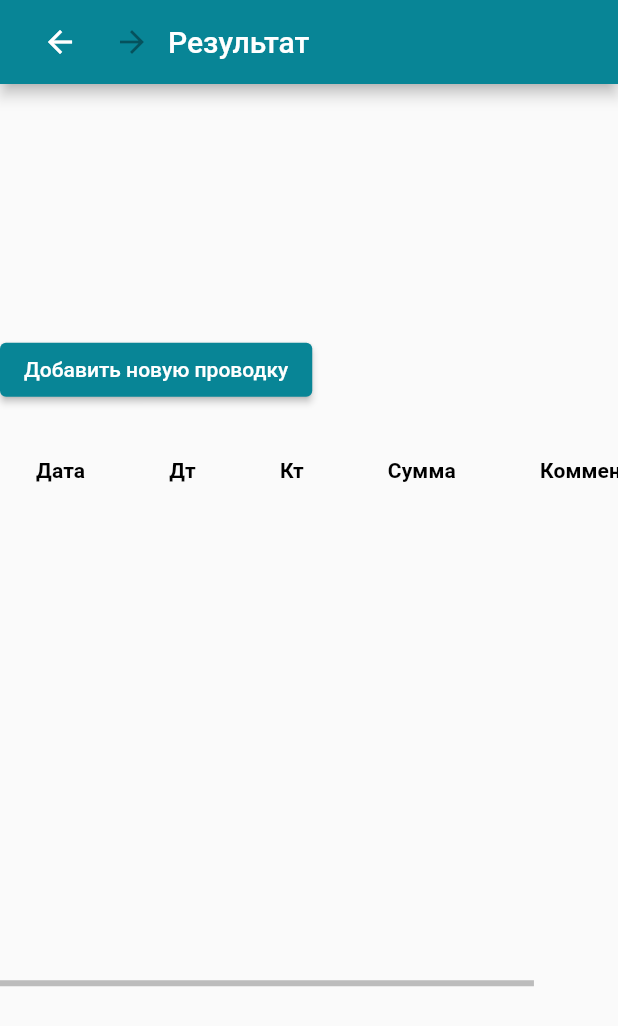
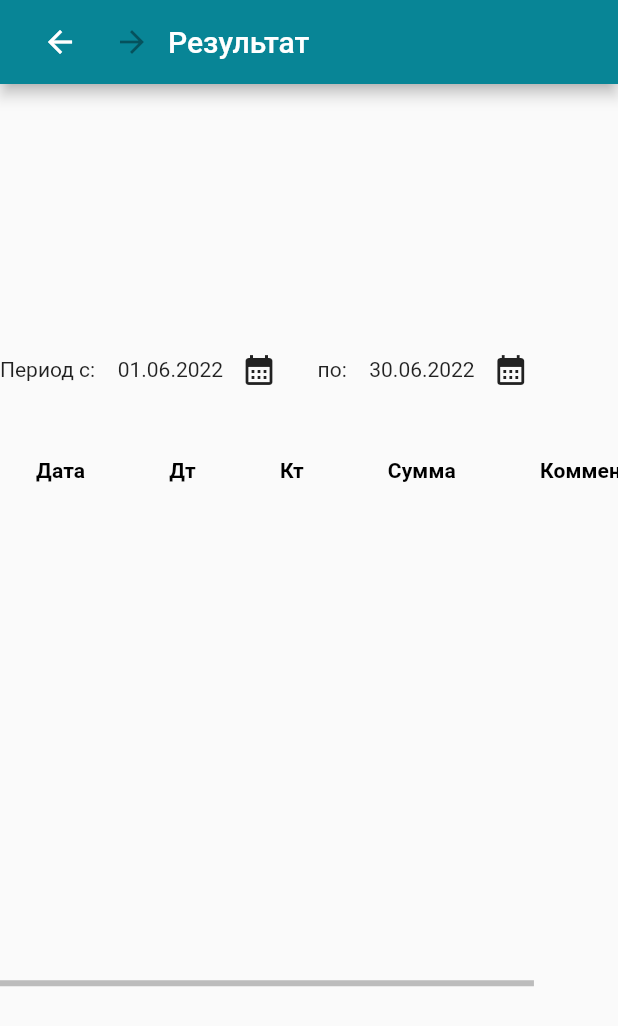
Before and after one commit to romannep/oktopadbooker, a Flutter app: the screen it shows after launch, after a tap on "Посмотреть результаты", on a phone screen of 412 x 824 dp. Shown: the top 1026 px of the screen. Run offline on Flutter 3.47's test engine with Material 2 defaults, Android fonts, the light colour scheme and no system bars; our stand-ins replace sqflite, sqflite_common_ffi; accounts and stored records are empty.

Commit message:
dates in report, getting saldo, flows

```diff
--- a/lib/db.dart
+++ b/lib/db.dart
@@ -148,8 +148,13 @@ class Db {
     return data[0];
   }
 
-  Future<List<Map<String, dynamic>>> getBalance(DateTime date) async {
-    final data = await db.query('flows');
+  Future<List<Map<String, dynamic>>> getSumFlows(DateTime date, [DateTime? startDate]) async {
+    List<Map<String, dynamic>> data;
+    if (startDate == null) {
+      data = await db.rawQuery('SELECT account, sub, SUM(do), SUM(ko) FROM flows WHERE date < ? GROUP BY account, sub', [date.toIso8601String()]);
+    } else {
+      data = await db.rawQuery('SELECT account, sub, SUM(do), SUM(ko) FROM flows WHERE date < ? AND date > ? GROUP BY account, sub', [date.toIso8601String(), startDate.toIso8601String()]);
+    }
     return data;
   }
 
--- a/lib/screens/report.dart
+++ b/lib/screens/report.dart
@@ -24,7 +24,10 @@ DataCell createCell (String text, [TextStyle? style= null]) =>
 
 
 DateTime startOfDay(DateTime date) => DateTime(date.year, date.month, date.day);
-DateTime endOfDay(DateTime date) => DateTime(date.year, date.month, date.day, 23, 59, 999);
+DateTime endOfDay(DateTime date) => DateTime(date.year, date.month, date.day +1).subtract(Duration(milliseconds: 1));
+DateTime startOfMonth(DateTime date) => DateTime(date.year, date.month, 1);
+DateTime endOfMont(DateTime date) => DateTime(date.year, date.month + 1, 0).add(Duration(days: 1)).subtract(Duration(milliseconds: 1));
+
 
 class ReportState extends State<Report> {
   final AppState appState;
@@ -37,14 +40,16 @@ class ReportState extends State<Report> {
 
   @override
   initState() {
-    startDate = startOfDay(startDate);
-    endDate = endOfDay(endDate);
-    onActivate();
+    startDate = startOfMonth(startDate);
+    endDate = endOfMont(endDate);
+    formReport();
   }
 
-  onActivate() async {
-    final data = await Db.instance.getBalance(startDate);
-    print('got records $data');
+  formReport() async {
+    final saldo = await Db.instance.getSumFlows(startDate);
+    final flows = await Db.instance.getSumFlows(endDate, startDate);
+    print('got saldo $saldo');
+    print('got flows $flows');
     // setState(() {
     //   records.clear();
     //   data.forEach((element) {
@@ -70,6 +75,25 @@ class ReportState extends State<Report> {
     appState.navigate(Screen.Record, ScreenParams(newItem: true));
   }
 
+  _selectDate(BuildContext context, bool setStartDate) async {
+    final DateTime? picked = await showDatePicker(
+        context: context,
+        initialDate: (setStartDate ? startDate : endDate),
+        firstDate: DateTime(1900),
+        lastDate: DateTime(2200)
+    );
+    if (picked != null && picked != (setStartDate ? startDate : endDate)) {
+      setState(() {
+        if (setStartDate) {
+          startDate = picked;
+        } else {
+          endDate = picked;
+        }
+        formReport();
+      });
+    }
+  }
+
   final scrollController = ScrollController();
 
   @override
@@ -77,7 +101,19 @@ class ReportState extends State<Report> {
     return Column(
       crossAxisAlignment: CrossAxisAlignment.start,
       children: [
-        createButton('Добавить новую проводку', newAccount),
+        Row(
+          children: [
+            Text('Период с:'),
+            marginWidget,
+            Text(formatDate(startDate.toLocal())),
+            IconButton(onPressed: () => _selectDate(context, true), icon: Icon(Icons.calendar_month)),
+            marginWidget,
+            Text('по:'),
+            marginWidget,
+            Text(formatDate(endDate.toLocal())),
+            IconButton(onPressed: () => _selectDate(context, false), icon: Icon(Icons.calendar_month)),
+          ],
+        ),
         marginWidget,
         Expanded(
           child: Scrollbar(controller: scrollController, isAlwaysShown: true, child: SingleChildScrollView(
--- a/lib/screens/start.dart
+++ b/lib/screens/start.dart
@@ -26,9 +26,9 @@ class StartScreen extends StatelessWidget {
     return Column(
       mainAxisAlignment: MainAxisAlignment.center,
       children: [
+        createButton('Посмотреть результаты', seeResults),
+        marginWidget,
         createButton('Добавить или изменить проводки', changeData),
-        marginWidget,
-        createButton('Посмотреть результаты', seeResults),
         marginWidget,
         createButton('Настроить счета', setupAccounts),
       ],
```
